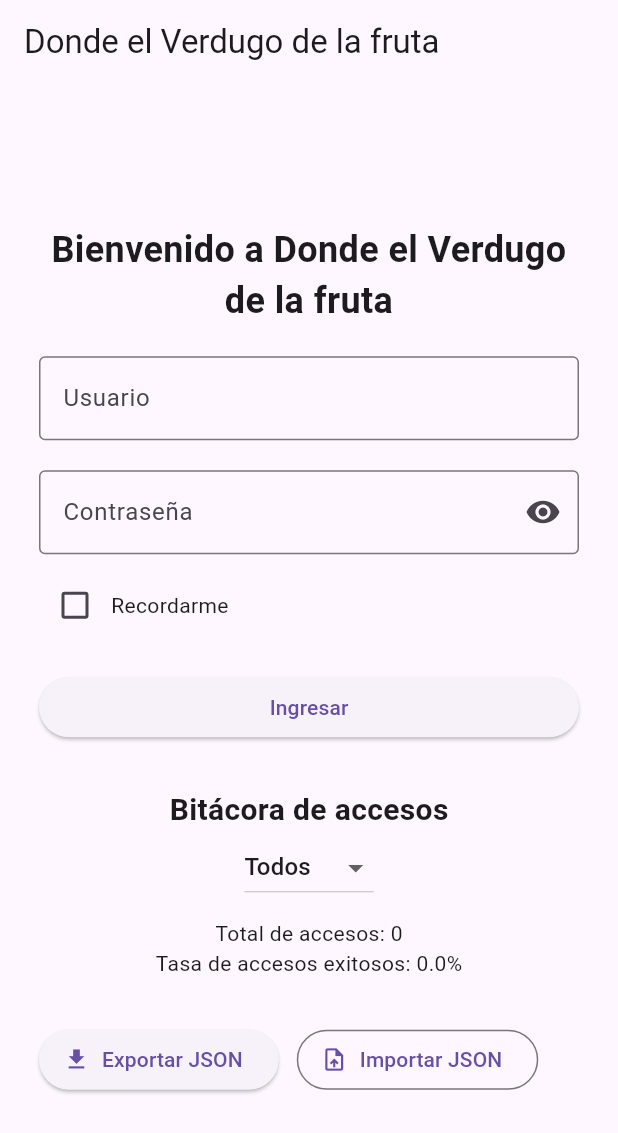
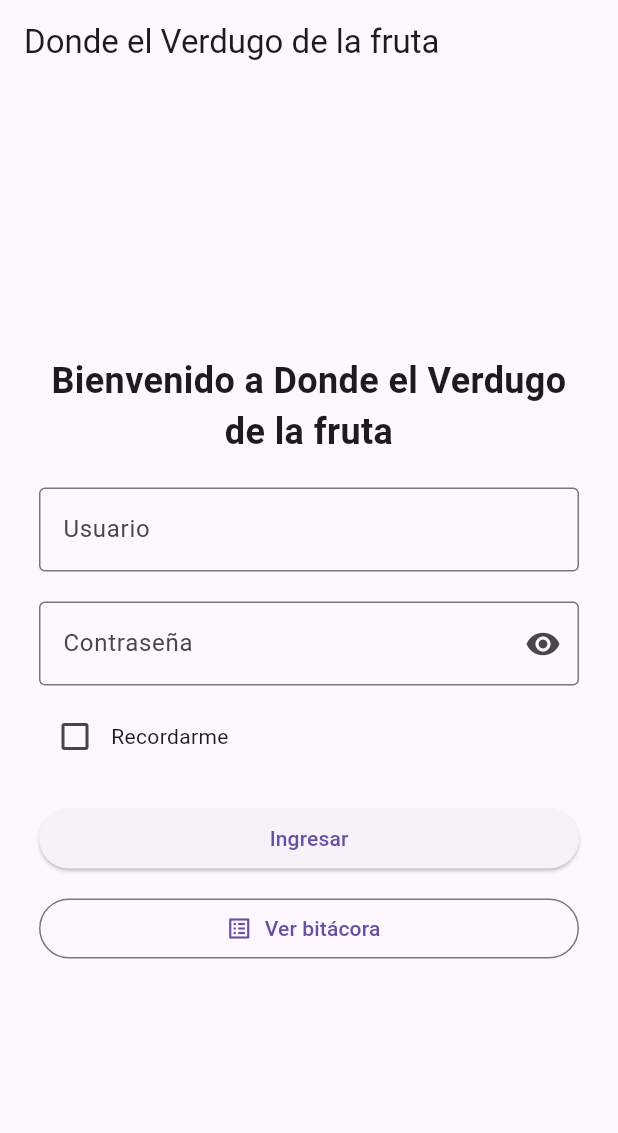
Before and after one commit to CrisSalas07/Fruti_app, a Flutter app: the screen it shows after launch, on a phone screen of 412 x 824 dp. Shown: the top 1133 px of the screen. Run offline on Flutter 3.47's test engine with Material 3 defaults, Android fonts, the phone set to English and light mode, and no system bars; our stand-ins replace font_awesome_flutter, shared_preferences, web; missing offline and left inert: file_selector.

Commit message:
screen de la bitacora

```diff
--- a/lib/screens/login_screen.dart
+++ b/lib/screens/login_screen.dart
@@ -1,11 +1,9 @@
 import 'package:flutter/material.dart';
-import 'dart:convert';
-import 'package:file_selector/file_selector.dart';
-import 'package:web/web.dart' as web;
 import 'package:frutiapp_web/catalog.dart';
 import 'package:frutiapp_web/models/access_record.dart';
-import 'package:frutiapp_web/service/access_log_service.dart';
-import 'package:frutiapp_web/service/preferences_service.dart';
+import 'package:frutiapp_web/services/access_log_service.dart';
+import 'package:frutiapp_web/services/preferences_service.dart';
+import 'package:frutiapp_web/screens/binnacle_screen.dart';
 
 class LoginPage extends StatefulWidget {
   const LoginPage({super.key});
@@ -20,19 +18,6 @@ class _LoginPageState extends State<LoginPage> {
   final passwordController = TextEditingController();
   final logService = AccessLogService();
   final preferencesService = PreferencesService();
-
-  String filter = 'all';
-  int get totalRecords => logService.records.length;
-
-  int get totalSuccess => logService.records.where((r) => r.success).length;
-
-  double get successRate {
-    if (totalRecords == 0) {
-      return 0;
-    }
-
-    return (totalSuccess / totalRecords) * 100;
-  }
 
   bool remember = false;
   bool obscurePassword = true;
@@ -72,76 +57,6 @@ class _LoginPageState extends State<LoginPage> {
         const SnackBar(content: Text('Usuario o contraseña incorrectos')),
       );
     }
-  }
-
-  Future<void> importBitacora() async {
-    const typeGroup = XTypeGroup(
-      label: 'JSON',
-      extensions: ['json'],
-      mimeTypes: ['application/json'],
-    );
-
-    final XFile? file = await openFile(acceptedTypeGroups: [typeGroup]);
-
-    if (file == null) return;
-
-    try {
-      final content = await file.readAsString();
-
-      logService.importJson(content);
-
-      setState(() {});
-    } on FormatException catch (e) {
-      if (!mounted) return;
-
-      ScaffoldMessenger.of(context)
-          .showSnackBar(SnackBar(content: Text('JSON inválido: ${e.message}')));
-    } catch (_) {
-      if (!mounted) return;
-
-      ScaffoldMessenger.of(context).showSnackBar(
-        const SnackBar(content: Text('No se pudo leer el archivo')),
-      );
-    }
-  }
-
-  void downloadJson(String contenido, String nombreArchivo) {
-    final base64 = base64Encode(utf8.encode(contenido));
-
-    web.HTMLAnchorElement()
-      ..href = 'data:application/json;base64,$base64'
-      ..setAttribute('download', nombreArchivo)
-      ..click();
-  }
-
-  void exportBitacora() {
-    final data = filteredRecords.map((r) => r.toJson()).toList();
-
-    final content = const JsonEncoder.withIndent(' ').convert(data);
-
-    String nameFile;
-
-    if (filter == 'Success') {
-      nameFile = 'bitacora_accesos_exitosos.json';
-    } else if (filter == 'Failed') {
-      nameFile = 'bitacora_accesos_fallidos.json';
-    } else {
-      nameFile = 'bitacora_accesos_todos.json';
-    }
-
-    downloadJson(content, nameFile);
-  }
-
-  List<AccessRecord> get filteredRecords {
-    if (filter == 'Success') {
-      return logService.records.where((r) => r.success).toList();
-    }
-
-    if (filter == 'Failed') {
-      return logService.records.where((r) => !r.success).toList();
-    }
-
-    return logService.records;
   }
 
   @override
@@ -287,79 +202,24 @@ class _LoginPageState extends State<LoginPage> {
                       child: const Text('Ingresar'),
                     ),
                   ),
-                  const SizedBox(height: 30),
 
-                  const Text(
-                    'Bitácora de accesos',
-                    style: TextStyle(fontSize: 20, fontWeight: FontWeight.bold),
-                  ),
-                  DropdownButton<String>(
-                    value: filter,
-                    items: const [
-                      DropdownMenuItem(value: 'all', child: Text('Todos')),
-                      DropdownMenuItem(
-                        value: 'Success',
-                        child: Text('Exitosos'),
-                      ),
-                      DropdownMenuItem(
-                        value: 'Failed',
-                        child: Text('Fallidos'),
-                      ),
-                    ],
-                    onChanged: (value) {
-                      if (value == null) return;
+                  const SizedBox(height: 12),
 
-                      setState(() {
-                        filter = value;
-                      });
-                    },
-                  ),
-                  const SizedBox(height: 10),
-
-                  Text('Total de accesos: $totalRecords'),
-
-                  Text(
-                    'Tasa de accesos exitosos: ${successRate.toStringAsFixed(1)}%',
-                  ),
-
-                  const SizedBox(height: 10),
-
-                  ListView.builder(
-                    shrinkWrap: true,
-                    itemCount: filteredRecords.length,
-                    itemBuilder: (context, index) {
-                      final r = filteredRecords[index];
-
-                      return ListTile(
-                        leading: Icon(
-                          r.success ? Icons.check_circle : Icons.cancel,
-                        ),
-                        title: Text(
-                          r.user.isEmpty ? '(sin usuario)' : r.user,
-                        ),
-                        subtitle: Text(r.dateTime.toString()),
-                        trailing: Text(r.success ? 'OK' : 'FALLÓ'),
-                      );
-                    },
-                  ),
-                  const SizedBox(height: 20),
-
-                  Row(
-                    children: [
-                      ElevatedButton.icon(
-                        onPressed: exportBitacora,
-                        icon: const Icon(Icons.download),
-                        label: const Text('Exportar JSON'),
-                      ),
-
-                      const SizedBox(width: 12),
-
-                      OutlinedButton.icon(
-                        onPressed: importBitacora,
-                        icon: const Icon(Icons.upload_file),
-                        label: const Text('Importar JSON'),
-                      ),
-                    ],
+                  SizedBox(
+                    width: double.infinity,
+                    child: OutlinedButton.icon(
+                      onPressed: () {
+                        Navigator.push(
+                          context,
+                          MaterialPageRoute(
+                            builder: (context) =>
+                                BinnacleScreen(logService: logService),
+                          ),
+                        );
+                      },
+                      icon: const Icon(Icons.list_alt),
+                      label: const Text('Ver bitácora'),
+                    ),
                   ),
                 ],
               ),
```
Also changed, not shown: lib/screens/binnacle_screen.dart (added, +165 -0 lines), lib/services/access_log_service.dart (renamed from lib/service/access_log_service.dart), lib/services/preferences_service.dart (renamed from lib/service/preferences_service.dart).
